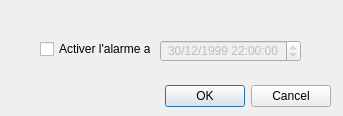
This is src/Ui/dialoghorn.ui in nohal/qtVlm as Qt 5 draws it before an edit. The edited form follows.
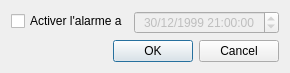
This is the edited form.

Commit message: Made all dialogs resize cleanly.

```diff
--- a/src/Ui/dialoghorn.ui
+++ b/src/Ui/dialoghorn.ui
@@ -6,60 +6,32 @@
    <rect>
     <x>0</x>
     <y>0</y>
-    <width>343</width>
-    <height>116</height>
+    <width>290</width>
+    <height>59</height>
    </rect>
   </property>
   <property name="windowTitle">
    <string>Parametres de la corne de brume</string>
   </property>
-  <widget class="QDialogButtonBox" name="buttonBox">
-   <property name="geometry">
-    <rect>
-     <x>-10</x>
-     <y>80</y>
-     <width>341</width>
-     <height>32</height>
-    </rect>
-   </property>
-   <property name="orientation">
-    <enum>Qt::Horizontal</enum>
-   </property>
-   <property name="standardButtons">
-    <set>QDialogButtonBox::Cancel|QDialogButtonBox::Ok</set>
-   </property>
-  </widget>
+  <layout class="QFormLayout" name="formLayout">
+   <item row="0" column="0">
   <widget class="QCheckBox" name="activated">
-   <property name="geometry">
-    <rect>
-     <x>40</x>
-     <y>40</y>
-     <width>111</width>
-     <height>18</height>
-    </rect>
-   </property>
    <property name="text">
     <string>Activer l'alarme a</string>
    </property>
   </widget>
+   </item>
+   <item row="0" column="1">
   <widget class="QDateTimeEdit" name="date">
    <property name="enabled">
     <bool>false</bool>
    </property>
-   <property name="geometry">
-    <rect>
-     <x>160</x>
-     <y>40</y>
-     <width>141</width>
-     <height>22</height>
-    </rect>
-   </property>
    <property name="alignment">
     <set>Qt::AlignCenter</set>
    </property>
    <property name="dateTime">
     <datetime>
-     <hour>22</hour>
+       <hour>21</hour>
      <minute>0</minute>
      <second>0</second>
      <year>1999</year>
@@ -74,6 +46,18 @@
     <enum>Qt::UTC</enum>
    </property>
   </widget>
+   </item>
+   <item row="1" column="0" colspan="2">
+    <widget class="QDialogButtonBox" name="buttonBox">
+     <property name="orientation">
+      <enum>Qt::Horizontal</enum>
+     </property>
+     <property name="standardButtons">
+      <set>QDialogButtonBox::Cancel|QDialogButtonBox::Ok</set>
+     </property>
+    </widget>
+   </item>
+  </layout>
  </widget>
  <resources/>
  <connections>
```
Lines whose indentation alone changed are shown as unchanged. The commit also changes 40 other files.
